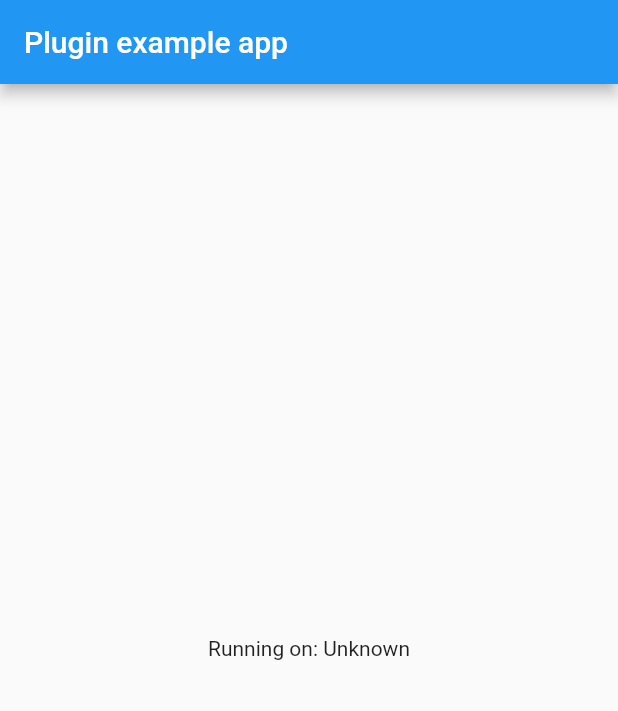
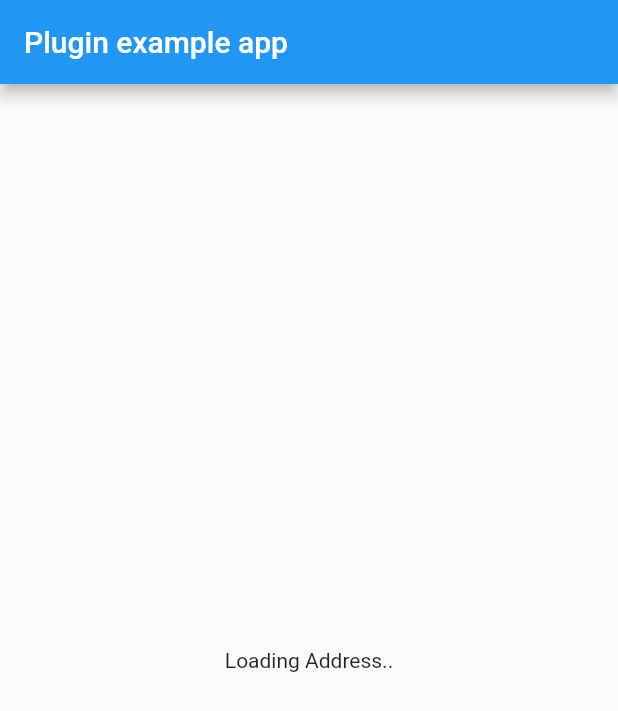
Before and after one commit to rodydavis/easy_google_maps, a Flutter app: the screen it shows after launch, on a phone screen of 412 x 824 dp. Shown: the top 711 px of the screen. Run offline on Flutter 3.47's test engine with Material 2 defaults, Android fonts, the phone set to English and light mode, and no system bars; our stand-ins replace geolocator, google_maps_flutter; missing offline and left inert: easy_web_view.

Commit message:
updating example

```diff
--- a/example/lib/main.dart
+++ b/example/lib/main.dart
@@ -1,45 +1,9 @@
 import 'package:flutter/material.dart';
-import 'dart:async';
-
-import 'package:flutter/services.dart';
 import 'package:easy_google_maps/easy_google_maps.dart';
 
 void main() => runApp(MyApp());
 
-class MyApp extends StatefulWidget {
-  @override
-  _MyAppState createState() => _MyAppState();
-}
-
-class _MyAppState extends State<MyApp> {
-  String _platformVersion = 'Unknown';
-
-  @override
-  void initState() {
-    super.initState();
-    initPlatformState();
-  }
-
-  // Platform messages are asynchronous, so we initialize in an async method.
-  Future<void> initPlatformState() async {
-    String platformVersion;
-    // Platform messages may fail, so we use a try/catch PlatformException.
-    try {
-      platformVersion = await EasyGoogleMaps.platformVersion;
-    } on PlatformException {
-      platformVersion = 'Failed to get platform version.';
-    }
-
-    // If the widget was removed from the tree while the asynchronous platform
-    // message was in flight, we want to discard the reply rather than calling
-    // setState to update our non-existent appearance.
-    if (!mounted) return;
-
-    setState(() {
-      _platformVersion = platformVersion;
-    });
-  }
-
+class MyApp extends StatelessWidget {
   @override
   Widget build(BuildContext context) {
     return MaterialApp(
@@ -47,8 +11,10 @@ class _MyAppState extends State<MyApp> {
         appBar: AppBar(
           title: const Text('Plugin example app'),
         ),
-        body: Center(
-          child: Text('Running on: $_platformVersion\n'),
+        body: EasyGoogleMaps(
+          apiKey: 'YOUR_API_KEY_HERE',
+          address: '1 Infinite Loop',
+          title: 'Apple Campus',
         ),
       ),
     );
--- a/lib/easy_google_maps.dart
+++ b/lib/easy_google_maps.dart
@@ -6,32 +6,32 @@ import 'package:flutter/material.dart';
 import 'package:geolocator/geolocator.dart';
 import 'package:google_maps_flutter/google_maps_flutter.dart';
 
-class MapsView extends StatefulWidget {
+class EasyGoogleMaps extends StatefulWidget {
   final String title;
-  final String query;
+  final String address;
   final num width, height;
   final String apiKey;
 
-  const MapsView({
+  const EasyGoogleMaps({
     Key key,
-    @required this.query,
+    @required this.address,
     @required this.title,
     @required this.apiKey,
     this.height,
     this.width,
   }) : super(key: key);
   @override
-  _MapsViewState createState() => _MapsViewState();
+  _EasyGoogleMapsState createState() => _EasyGoogleMapsState();
 }
 
-class _MapsViewState extends State<MapsView> {
+class _EasyGoogleMapsState extends State<EasyGoogleMaps> {
   Completer<GoogleMapController> _controller = Completer();
 
   @override
   Widget build(BuildContext context) {
     if (kIsWeb) {
       final _src =
-          'https://www.google.com/maps/embed/v1/place?key=${widget.apiKey}&q=${widget.query.replaceAll(' ', '+')}';
+          'https://www.google.com/maps/embed/v1/place?key=${widget.apiKey}&q=${widget.address.replaceAll(' ', '+')}';
       return EasyWebView(
         src: _src,
         webAllowFullScreen: true,
@@ -59,11 +59,11 @@ class _MapsViewState extends State<MapsView> {
               _place.position.longitude,
             );
             final _marker = Marker(
-              markerId: MarkerId(widget.query.toString()),
+              markerId: MarkerId(widget.address.toString()),
               position: _latLang,
               infoWindow: InfoWindow(
                 title: widget?.title ?? '',
-                snippet: widget.query,
+                snippet: widget.address,
               ),
             );
             return GoogleMap(
```
Also changed, not shown: 1 other file.
